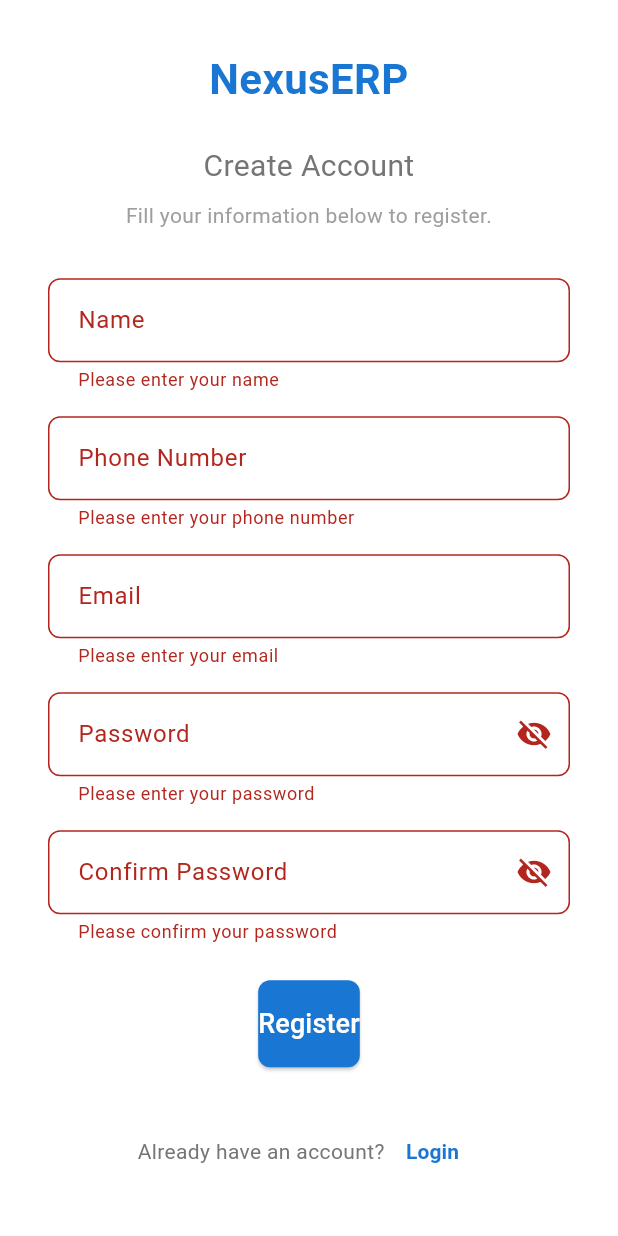
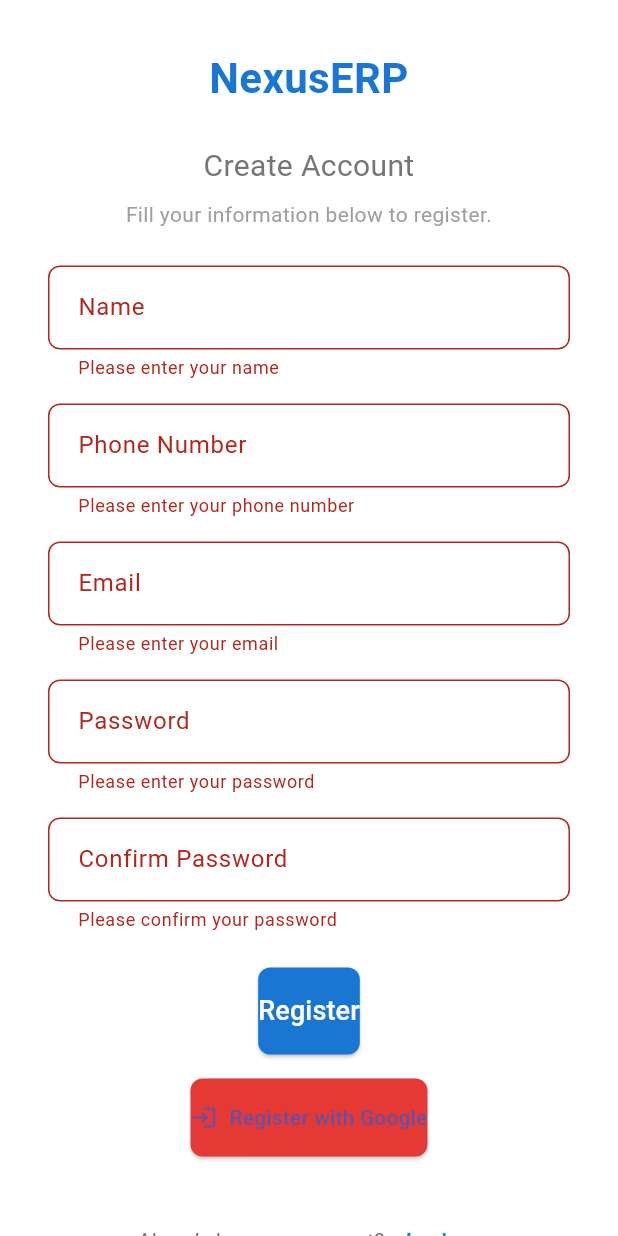
Before and after one commit to Mario2309/TFG_Mario_Alvarez_2DAM, a Flutter app: the RegisterScreen screen opened directly, after a tap on "Register", on a phone screen of 412 x 824 dp. Run offline on Flutter 3.47's test engine with Material 3 defaults, Android fonts, the phone set to English and light mode, and no system bars; our stand-ins replace supabase_flutter; accounts and stored records are empty; network calls fail.

Commit message:
Supabase registration and login implemented

```diff
--- /dev/null
+++ b/devtools_options.yaml
@@ -0,0 +1,3 @@
+description: This file stores settings for Dart & Flutter DevTools.
+documentation: https://docs.flutter.dev/tools/devtools/extensions#configure-extension-enablement-states
+extensions:
--- a/lib/presentation/pages/register_screen.dart
+++ b/lib/presentation/pages/register_screen.dart
@@ -1,5 +1,6 @@
 import 'package:flutter/material.dart';
 import 'package:myapp/presentation/pages/login.dart';
+import 'package:supabase_flutter/supabase_flutter.dart';
 
 class RegisterScreen extends StatefulWidget {
   @override
@@ -13,6 +14,10 @@
   final _emailController = TextEditingController();
   final _passwordController = TextEditingController();
   final _confirmPasswordController = TextEditingController();
+  final SupabaseClient supabase = Supabase.instance.client;
+
+  bool _isLoading = false;
+  String? _error;
 
   @override
   void dispose() {
@@ -24,20 +29,78 @@
     super.dispose();
   }
 
-  void _submit() {
-    if (_formKey.currentState!.validate()) {
-      // Process registration here
-      print('Name: ${_nameController.text}');
-      print('Phone: ${_phoneController.text}');
-      print('Email: ${_emailController.text}');
-      print('Password: ${_passwordController.text}');
+  Future<void> _submit() async {
+    if (!_formKey.currentState!.validate()) return;
+
+    setState(() {
+      _isLoading = true;
+      _error = null;
+    });
+
+    try {
+      final response = await supabase.auth.signUp(
+        email: _emailController.text.trim(),
+        password: _passwordController.text.trim(),
+        data: {
+          'name': _nameController.text.trim(),
+          'phone': _phoneController.text.trim(),
+        },
+      );
+
+      if (response.user != null) {
+        ScaffoldMessenger.of(context).showSnackBar(
+          SnackBar(content: Text('Registration successful! Please check your email.')),
+        );
+        Navigator.pushReplacement(
+          context,
+          MaterialPageRoute(builder: (context) => LoginScreen()),
+        );
+      } else {
+        setState(() {
+          _error = "Registration failed. Please try again.";
+        });
+      }
+    } on AuthException catch (e) {
+      setState(() {
+        _error = e.message;
+      });
+    } catch (e) {
+      setState(() {
+        _error = 'Unexpected error occurred. Try again.';
+      });
+    } finally {
+      setState(() {
+        _isLoading = false;
+      });
+    }
+  }
+
+  Future<void> _signInWithGoogle() async {
+    setState(() {
+      _isLoading = true;
+      _error = null;
+    });
+
+    try {
+      await supabase.auth.signInWithOAuth(
+        OAuthProvider.google,
+        redirectTo: 'io.supabase.flutter://login-callback',
+      );
+    } catch (e) {
+      setState(() {
+        _error = 'Google sign-in failed. Try again.';
+      });
+    } finally {
+      setState(() {
+        _isLoading = false;
+      });
     }
   }
 
   @override
   Widget build(BuildContext context) {
     return Scaffold(
-      backgroundColor: Colors.white, // Match Login Screen Background
+      backgroundColor: Colors.white,
       body: Center(
         child: SingleChildScrollView(
           padding: EdgeInsets.all(32.0),
@@ -46,7 +109,7 @@
             crossAxisAlignment: CrossAxisAlignment.stretch,
             children: <Widget>[
               Text(
-                'NexusERP', // Replace with your logo widget
+                'NexusERP',
                 textAlign: TextAlign.center,
                 style: TextStyle(
                   fontSize: 28.0,
@@ -72,7 +135,11 @@
                   color: Colors.grey.shade500,
                 ),
               ),
-              SizedBox(height: 32.0),
+              SizedBox(height: 24.0),
+              if (_error != null) ...[
+                Text(_error!, style: TextStyle(color: Colors.red)),
+                SizedBox(height: 16.0),
+              ],
               Form(
                 key: _formKey,
                 child: Column(
@@ -81,69 +148,34 @@
                       controller: _nameController,
                       decoration: InputDecoration(
                         labelText: 'Name',
-                        border: OutlineInputBorder(
-                          borderRadius: BorderRadius.circular(8.0),
-                          borderSide: BorderSide(color: Colors.grey.shade400),
-                        ),
-                        focusedBorder: OutlineInputBorder(
-                          borderRadius: BorderRadius.circular(8.0),
-                          borderSide: BorderSide(color: Colors.blue.shade700),
-                        ),
+                        border: OutlineInputBorder(borderRadius: BorderRadius.circular(8.0)),
                         contentPadding: EdgeInsets.all(16.0),
                       ),
-                      validator: (value) {
-                        if (value == null || value.isEmpty) {
-                          return 'Please enter your name';
-                        }
-                        return null;
-                      },
+                      validator: (value) => value == null || value.isEmpty ? 'Please enter your name' : null,
                     ),
                     SizedBox(height: 16.0),
                     TextFormField(
                       controller: _phoneController,
                       decoration: InputDecoration(
                         labelText: 'Phone Number',
-                        border: OutlineInputBorder(
-                          borderRadius: BorderRadius.circular(8.0),
-                          borderSide: BorderSide(color: Colors.grey.shade400),
-                        ),
-                        focusedBorder: OutlineInputBorder(
-                          borderRadius: BorderRadius.circular(8.0),
-                          borderSide: BorderSide(color: Colors.blue.shade700),
-                        ),
+                        border: OutlineInputBorder(borderRadius: BorderRadius.circular(8.0)),
                         contentPadding: EdgeInsets.all(16.0),
                       ),
                       keyboardType: TextInputType.phone,
-                      validator: (value) {
-                        if (value == null || value.isEmpty) {
-                          return 'Please enter your phone number';
-                        }
-                        return null;
-                      },
+                      validator: (value) => value == null || value.isEmpty ? 'Please enter your phone number' : null,
                     ),
                     SizedBox(height: 16.0),
                     TextFormField(
                       controller: _emailController,
                       decoration: InputDecoration(
                         labelText: 'Email',
-                        border: OutlineInputBorder(
-                          borderRadius: BorderRadius.circular(8.0),
-                          borderSide: BorderSide(color: Colors.grey.shade400),
-                        ),
-                        focusedBorder: OutlineInputBorder(
-                          borderRadius: BorderRadius.circular(8.0),
-                          borderSide: BorderSide(color: Colors.blue.shade700),
-                        ),
+                        border: OutlineInputBorder(borderRadius: BorderRadius.circular(8.0)),
                         contentPadding: EdgeInsets.all(16.0),
                       ),
                       keyboardType: TextInputType.emailAddress,
                       validator: (value) {
-                        if (value == null || value.isEmpty) {
-                          return 'Please enter your email';
-                        }
-                        if (!value.contains('@')) {
-                          return 'Please enter a valid email';
-                        }
+                        if (value == null || value.isEmpty) return 'Please enter your email';
+                        if (!value.contains('@')) return 'Please enter a valid email';
                         return null;
                       },
                     ),
@@ -152,30 +184,13 @@
                       controller: _passwordController,
                       decoration: InputDecoration(
                         labelText: 'Password',
-                        border: OutlineInputBorder(
-                          borderRadius: BorderRadius.circular(8.0),
-                          borderSide: BorderSide(color: Colors.grey.shade400),
-                        ),
-                        focusedBorder: OutlineInputBorder(
-                          borderRadius: BorderRadius.circular(8.0),
-                          borderSide: BorderSide(color: Colors.blue.shade700),
-                        ),
+                        border: OutlineInputBorder(borderRadius: BorderRadius.circular(8.0)),
                         contentPadding: EdgeInsets.all(16.0),
-                        suffixIcon: IconButton(
-                          icon: Icon(Icons.visibility_off), // Toggle password visibility
-                          onPressed: () {
-                            // Implement password visibility toggle
-                          },
-                        ),
                       ),
                       obscureText: true,
                       validator: (value) {
-                        if (value == null || value.isEmpty) {
-                          return 'Please enter your password';
-                        }
-                        if (value.length < 6) {
-                          return 'Password must be at least 6 characters';
-                        }
+                        if (value == null || value.isEmpty) return 'Please enter your password';
+                        if (value.length < 6) return 'Password must be at least 6 characters';
                         return null;
                       },
                     ),
@@ -184,36 +199,19 @@
                       controller: _confirmPasswordController,
                       decoration: InputDecoration(
                         labelText: 'Confirm Password',
-                        border: OutlineInputBorder(
-                          borderRadius: BorderRadius.circular(8.0),
-                          borderSide: BorderSide(color: Colors.grey.shade400),
-                        ),
-                        focusedBorder: OutlineInputBorder(
-                          borderRadius: BorderRadius.circular(8.0),
-                          borderSide: BorderSide(color: Colors.blue.shade700),
-                        ),
+                        border: OutlineInputBorder(borderRadius: BorderRadius.circular(8.0)),
                         contentPadding: EdgeInsets.all(16.0),
-                        suffixIcon: IconButton(
-                          icon: Icon(Icons.visibility_off), // Toggle password visibility
-                          onPressed: () {
-                            // Implement password visibility toggle
-                          },
-                        ),
                       ),
                       obscureText: true,
                       validator: (value) {
-                        if (value == null || value.isEmpty) {
-                          return 'Please confirm your password';
-                        }
-                        if (value != _passwordController.text) {
-                          return 'Passwords do not match';
-                        }
+                        if (value == null || value.isEmpty) return 'Please confirm your password';
+                        if (value != _passwordController.text) return 'Passwords do not match';
                         return null;
                       },
                     ),
                     SizedBox(height: 24.0),
                     ElevatedButton(
-                      onPressed: _submit,
+                      onPressed: _isLoading ? null : _submit,
                       style: ElevatedButton.styleFrom(
                         backgroundColor: Colors.blue.shade700,
                         padding: EdgeInsets.symmetric(vertical: 16.0),
@@ -221,11 +219,20 @@
                           borderRadius: BorderRadius.circular(8.0),
                         ),
                       ),
-                      child: Text(
-                        'Register',
-                        style: TextStyle(
-                          color: Colors.white,
-                          fontSize: 18.0,
+                      child: _isLoading
+                          ? CircularProgressIndicator(color: Colors.white)
+                          : Text('Register', style: TextStyle(color: Colors.white, fontSize: 18.0)),
+                    ),
+                    SizedBox(height: 16.0),
+                    ElevatedButton.icon(
+                      onPressed: _isLoading ? null : _signInWithGoogle,
+                      icon: Icon(Icons.login),
+                      label: Text('Register with Google'),
+                      style: ElevatedButton.styleFrom(
+                        backgroundColor: Colors.red.shade600,
+                        padding: EdgeInsets.symmetric(vertical: 16.0),
+                        shape: RoundedRectangleBorder(
+                          borderRadius: BorderRadius.circular(8.0),
                         ),
                       ),
                     ),
@@ -239,12 +246,12 @@
                   Text("Already have an account?", style: TextStyle(color: Colors.grey.shade600)),
                   TextButton(
                     onPressed: () {
-                      Navigator.pushReplacement(context, MaterialPageRoute(builder: (context) => LoginScreen()),
-                  );                    },
-                    child: Text(
-                      'Login',
-                      style: TextStyle(color: Colors.blue.shade700, fontWeight: FontWeight.bold),
-                    ),
+                      Navigator.pushReplacement(
+                        context,
+                        MaterialPageRoute(builder: (context) => LoginScreen()),
+                      );
+                    },
+                    child: Text('Login', style: TextStyle(color: Colors.blue.shade700, fontWeight: FontWeight.bold)),
                   ),
                 ],
               ),
```
Also changed, not shown: lib/main.dart (+13 -2 lines), lib/presentation/pages/login.dart (+85 -72 lines), lib/presentation/pages/profile_page.dart (+32 -37 lines), pubspec.yaml (+4 -13 lines), pubspec.lock.
